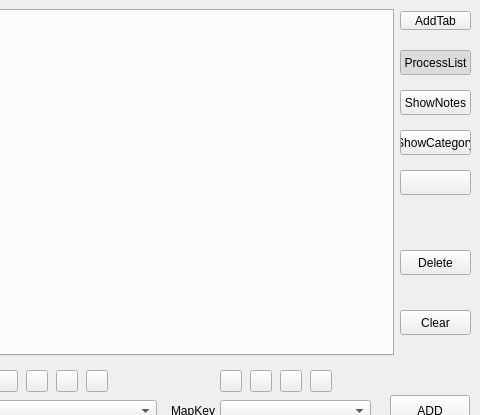
Zalafina/QKeyMapper, file QKeyMapper/qkeymapper.ui: the form before one commit; both pictures show x 590 to 1070 and y 0 to 415 of the 1070 by 670 pixel window.
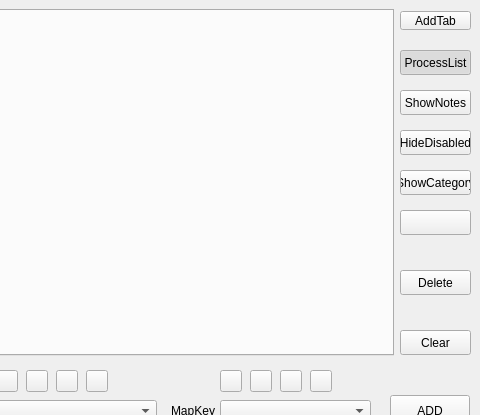
The form after the commit. Custom widgets are drawn as their Qt base class.

Commit message: Add HideDisabled checkable button for mappingtable filter display.

```diff
--- a/QKeyMapper/qkeymapper.ui
+++ b/QKeyMapper/qkeymapper.ui
@@ -137,7 +137,7 @@
    <property name="geometry">
     <rect>
      <x>990</x>
-     <y>250</y>
+     <y>270</y>
      <width>71</width>
      <height>25</height>
     </rect>
@@ -156,7 +156,7 @@
    <property name="geometry">
     <rect>
      <x>990</x>
-     <y>310</y>
+     <y>330</y>
      <width>71</width>
      <height>25</height>
     </rect>
@@ -2374,7 +2374,7 @@
    <property name="geometry">
     <rect>
      <x>990</x>
-     <y>130</y>
+     <y>170</y>
      <width>71</width>
      <height>25</height>
     </rect>
@@ -2489,7 +2489,7 @@
    <property name="geometry">
     <rect>
      <x>990</x>
-     <y>170</y>
+     <y>210</y>
      <width>71</width>
      <height>25</height>
     </rect>
@@ -2558,6 +2558,28 @@
     </rect>
    </property>
   </widget>
+  <widget class="QPushButton" name="hideDisabledButton">
+   <property name="geometry">
+    <rect>
+     <x>990</x>
+     <y>130</y>
+     <width>71</width>
+     <height>25</height>
+    </rect>
+   </property>
+   <property name="focusPolicy">
+    <enum>Qt::FocusPolicy::NoFocus</enum>
+   </property>
+   <property name="text">
+    <string>HideDisabled</string>
+   </property>
+   <property name="checkable">
+    <bool>true</bool>
+   </property>
+   <property name="autoDefault">
+    <bool>false</bool>
+   </property>
+  </widget>
  </widget>
  <layoutdefault spacing="6" margin="11"/>
  <customwidgets>
```
The commit also changes 11 other files.
